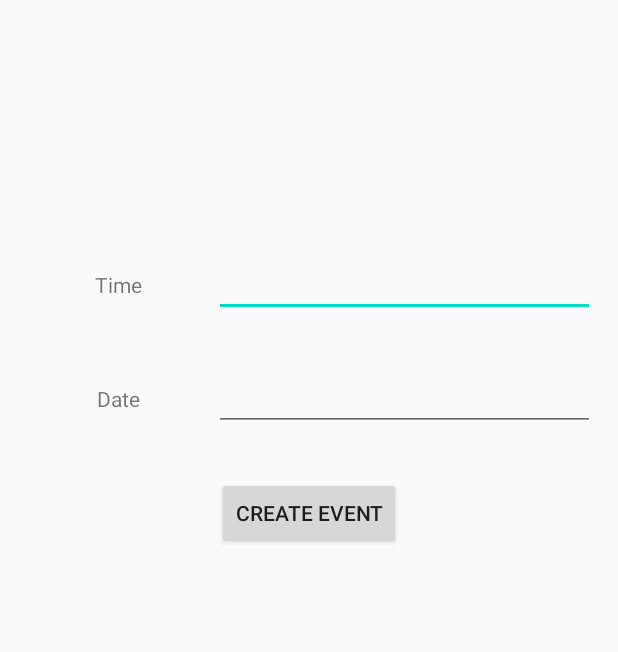
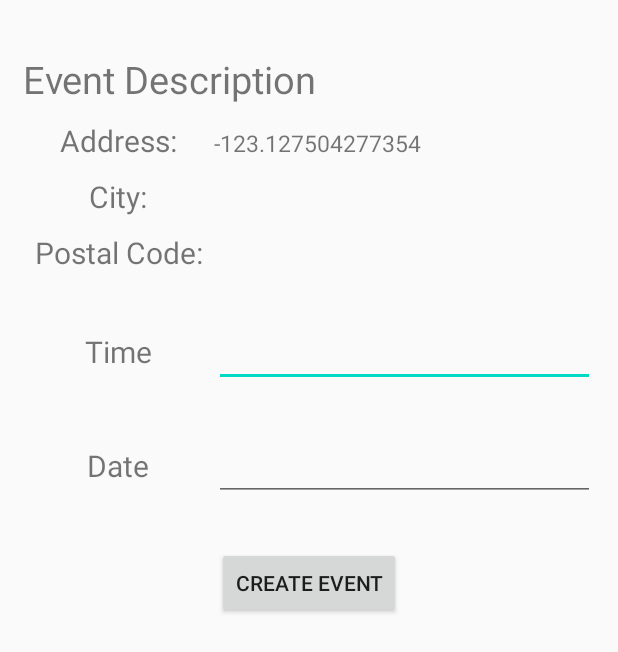
Before and after one commit to glowiingo/Cover-Op-Painters, an Android app: the CurrentEventActivity screen opened directly, with no data from a screen before it, after a tap on "graffiti", on a phone screen of 412 x 824 dp. Shown: the top 652 px of the screen. Run offline under Robolectric (Android 15) with nearby library versions, the phone set to English and light mode, and no system bars.

Commit message:
stuff is done....

```diff
--- a/app/build.gradle
+++ b/app/build.gradle
@@ -25,6 +25,8 @@ android {
 }
 dependencies {
     implementation fileTree(dir: 'libs', include: ['*.jar'])
+    // Gson dependencies
+    compile group: 'com.google.code.gson', name: 'gson', version: '2.8.5'
 
     implementation 'androidx.appcompat:appcompat:1.1.0'
     implementation 'androidx.constraintlayout:constraintlayout:1.1.3'
--- a/app/src/main/java/ca/bcit/coveropspainters/CreateEvent.java
+++ b/app/src/main/java/ca/bcit/coveropspainters/CreateEvent.java
@@ -2,27 +2,51 @@ package ca.bcit.coveropspainters;
 
 import androidx.appcompat.app.AppCompatActivity;
 
+import android.location.Address;
+import android.location.Geocoder;
 import android.os.Bundle;
 import android.widget.TextView;
 
+import java.io.IOException;
+import java.util.List;
+import java.util.Locale;
+
 public class CreateEvent extends AppCompatActivity {
 
-    TextView eventData;
+    TextView addressData;
+    TextView postalData;
+    TextView cityData;
+//    Geocoder geocoder = new Geocoder(this, Locale.getDefault());
+//    List<Address> adList;
 
     @Override
     protected void onCreate(Bundle savedInstanceState) {
         super.onCreate(savedInstanceState);
         setContentView(R.layout.activity_create_event);
 
-        eventData = (TextView)findViewById(R.id.eventDescription);
+        addressData = (TextView)findViewById(R.id.addressData);
+        cityData = (TextView)findViewById(R.id.cityData);
+        postalData = (TextView)findViewById(R.id.postalCodeData);
+
         Bundle bundle = getIntent().getExtras();
-        if (bundle != null){
-            String coordinate = bundle.getString("geo_local_area");
-            eventData.setText(coordinate);
-            //eventData.setText(bundle.getString("graffiti").toString());
-        }
-        else{
-            eventData.setText("No Data Found");
-        }
+        String dataType =  bundle.getString("type");
+        String dataLat =  bundle.getString("lat");
+        String dataLng =  bundle.getString("lng");
+        addressData.setText(dataLat);
+//        try {
+//            adList = geocoder.getFromLocation(Double.parseDouble(dataLat), Double.parseDouble(dataLng), 1);
+//
+//            String address = adList.get(0).getAddressLine(0);
+////            String city = adList.get(0).getLocality();
+////            String postalCode = adList.get(0).getPostalCode();
+//
+//            addressData.setText(address);
+////            cityData.setText(city);
+////            postalData.setText(postalCode);
+//        } catch (IOException e) {
+//            e.printStackTrace();
+//        }
+
+
     }
 }
--- a/app/src/main/java/ca/bcit/coveropspainters/CurrentAdapter.java
+++ b/app/src/main/java/ca/bcit/coveropspainters/CurrentAdapter.java
@@ -33,6 +33,7 @@ public class CurrentAdapter extends ArrayAdapter<GraffitiData> {
         id = convertView.findViewById(R.id.record_id);
         field.setText(graffiti.getDatasetid());
         id.setText(graffiti.getRecordid());
+        //id.setText(graffiti.getCoordinate());
         return convertView;
     }
 }
--- a/app/src/main/java/ca/bcit/coveropspainters/CurrentEventActivity.java
+++ b/app/src/main/java/ca/bcit/coveropspainters/CurrentEventActivity.java
@@ -21,6 +21,8 @@ import android.widget.ListView;
 import android.widget.Toast;
 
 import com.google.android.material.navigation.NavigationView;
+import com.google.gson.Gson;
+import com.google.gson.JsonParser;
 
 import org.json.JSONArray;
 import org.json.JSONException;
@@ -28,8 +30,11 @@ import org.json.JSONObject;
 
 import java.io.IOException;
 import java.io.InputStream;
+import java.lang.reflect.Array;
 import java.util.ArrayList;
+import java.util.HashMap;
 import java.util.List;
+import java.util.Map;
 import java.util.Objects;
 
 public class CurrentEventActivity extends AppCompatActivity implements NavigationView.OnNavigationItemSelectedListener{
@@ -42,7 +47,7 @@ public class CurrentEventActivity extends AppCompatActivity implements Navigatio
 
     private ListView mListView;
     private List<GraffitiData> graffiti;
-
+    private Gson gson;
 
     @SuppressLint("RestrictedApi")
     @Override
@@ -63,6 +68,7 @@ public class CurrentEventActivity extends AppCompatActivity implements Navigatio
 
         Log.e(TAG, "ERROR");
 
+        gson = new Gson();
         mListView = findViewById(R.id.current_events);
         graffiti = new ArrayList<>();
         try {
@@ -73,10 +79,23 @@ public class CurrentEventActivity extends AppCompatActivity implements Navigatio
                 JSONObject jsonObject = array.getJSONObject(i);
                 String dataID = jsonObject.getString("datasetid");
                 String recordID = jsonObject.getString("recordid");
-//                Fields fields = jsonObject.getString("fields");
-//                String location = jsonObject.getString("geo_local_area");
+
+                String type = jsonObject.getJSONObject("fields").getJSONObject("geom").getString("type");
+                JSONArray coordJson = jsonObject.getJSONObject("fields").getJSONObject("geom").getJSONArray("coordinates");
+
+                ArrayList<String> coord = new ArrayList<>();
+                for (int j = 0; j<coordJson.length(); j++){
+                    coord.add(coordJson.get(j).toString());
+                }
+
+
+
+
 
                 GraffitiData g = new GraffitiData();
+                g.setLat(coord.get(0));
+                g.setLng(coord.get(1));
+                g.setType(type);
                 g.setDatasetid(dataID);
                 g.setRecordid(recordID);
                 graffiti.add(g);
@@ -86,11 +105,15 @@ public class CurrentEventActivity extends AppCompatActivity implements Navigatio
         }
         CurrentAdapter adapter = new CurrentAdapter(this, graffiti);
         mListView.setAdapter(adapter);
+
         mListView.setOnItemClickListener(new AdapterView.OnItemClickListener(){
             @Override
             public void onItemClick(AdapterView<?> parent, View view, int position, long id) {
                 Intent intent = new Intent(CurrentEventActivity.this, CreateEvent.class);
-                intent.putExtra("graffiti", mListView.getItemAtPosition(position).toString());
+                GraffitiData graffitiItem = (GraffitiData) mListView.getItemAtPosition(position);
+                intent.putExtra("type", graffitiItem.getType());
+                intent.putExtra("lat", graffitiItem.getlat());
+                intent.putExtra("lng", graffitiItem.getlng());
                 startActivity(intent);
             }
         });
--- a/app/src/main/java/ca/bcit/coveropspainters/Fields.java
+++ b/app/src/main/java/ca/bcit/coveropspainters/Fields.java
@@ -8,7 +8,10 @@ public class Fields {
     private Integer count;
     private Geom geom;
     private String geoLocalArea;
-    private Map<String, Object> additionalProperties = new HashMap<String, Object>();
+//    private Map<String, Object> additionalProperties = new HashMap<String, Object>();
+    private HashMap<String, Object> additionalProperties;
+    private String coordinates;
+    private String type;
 
     public Integer getCount() {
         return count;
@@ -42,4 +45,12 @@ public class Fields {
         this.additionalProperties.put(name, value);
     }
 
+    public String getCoordinates() { return coordinates; };
+
+    public void setCoordinates(String coordinates) { this.coordinates = coordinates; }
+
+    public String getType(){ return type; }
+
+    public void setType(String type){this.type=type;}
+
 }
--- a/app/src/main/java/ca/bcit/coveropspainters/GraffitiData.java
+++ b/app/src/main/java/ca/bcit/coveropspainters/GraffitiData.java
@@ -5,11 +5,22 @@ import java.util.Map;
 
 public class GraffitiData {
 
+    private String lat;
+    private String lng;
+    private String type;
     private String datasetid;
     private String recordid;
     private Fields fields;
+
     private String recordTimestamp;
-    private Map<String, Object> additionalProperties = new HashMap<String, Object>();
+    private Map<String, String> additionalProperties = new HashMap<>();
+
+    public void setLat(String lat){ this.lat = lat; }
+    public String getlat(){return this.lat;}
+    public void setLng(String lng){ this.lng = lng; }
+    public String getlng(){return this.lng;}
+    public void setType(String t){ this.type = t; }
+    public String getType(){return this.type;}
 
     public String getDatasetid() {
         return datasetid;
@@ -27,13 +38,16 @@ public class GraffitiData {
         this.recordid = recordid;
     }
 
+
     public Fields getFields() {
         return fields;
     }
 
+
     public void setFields(Fields fields) {
         this.fields = fields;
     }
+
 
     public String getRecordTimestamp() {
         return recordTimestamp;
@@ -43,11 +57,11 @@ public class GraffitiData {
         this.recordTimestamp = recordTimestamp;
     }
 
-    public Map<String, Object> getAdditionalProperties() {
+    public Map<String, String> getAdditionalProperties() {
         return this.additionalProperties;
     }
 
-    public void setAdditionalProperty(String name, Object value) {
+    public void setAdditionalProperty(String name, String value) {
         this.additionalProperties.put(name, value);
     }
 
--- a/app/src/main/res/layout/activity_create_event.xml
+++ b/app/src/main/res/layout/activity_create_event.xml
@@ -11,10 +11,11 @@
     tools:context=".CreateEvent">
 
 
-    <RelativeLayout
+    <LinearLayout
         android:layout_width="match_parent"
         android:layout_height="wrap_content"
         android:layout_marginTop="35dp"
+        android:orientation="vertical"
         android:layout_marginBottom="15dp">
 
         <TextView
@@ -22,9 +23,81 @@
             android:layout_width="match_parent"
             android:layout_height="wrap_content"
             android:layout_centerInParent="true"
-            android:minHeight="100dp"
-            android:text="TextView" />
-    </RelativeLayout>
+            android:textSize="25dp"
+            android:text="@string/event_description_label" />
+
+        // address
+        <LinearLayout
+            android:layout_width="match_parent"
+            android:layout_height="wrap_content"
+            android:layout_marginTop="10dp"
+            android:orientation="horizontal">
+
+            <TextView
+                android:layout_width="match_parent"
+                android:layout_height="wrap_content"
+                android:text="Address:"
+                android:gravity="center"
+                android:textSize="20dp"
+                android:layout_weight="66.6"/>
+
+            <TextView
+                android:id="@+id/addressData"
+                android:textSize="15dp"
+                android:layout_width="match_parent"
+                android:layout_height="wrap_content"
+                android:layout_weight="33.3"/>
+        </LinearLayout>
+
+        // City
+        <LinearLayout
+            android:layout_width="match_parent"
+            android:layout_height="wrap_content"
+            android:layout_marginTop="10dp"
+            android:orientation="horizontal">
+
+            <TextView
+                android:layout_width="match_parent"
+                android:layout_height="wrap_content"
+                android:text="City:"
+                android:gravity="center"
+                android:textSize="20dp"
+                android:layout_weight="66.6"/>
+
+            <TextView
+                android:id="@+id/cityData"
+                android:textSize="15dp"
+                android:layout_width="match_parent"
+                android:layout_height="wrap_content"
+                android:layout_weight="33.3"/>
+        </LinearLayout>
+
+        // PostalCode
+        <LinearLayout
+            android:layout_width="match_parent"
+            android:layout_height="wrap_content"
+            android:layout_marginTop="10dp"
+            android:orientation="horizontal">
+
+            <TextView
+                android:layout_width="match_parent"
+                android:layout_height="wrap_content"
+                android:text="Postal Code:"
+                android:gravity="center"
+                android:textSize="20dp"
+                android:layout_weight="66.6"/>
+
+            <TextView
+                android:id="@+id/postalCodeData"
+                android:textSize="15dp"
+                android:layout_width="match_parent"
+                android:layout_height="wrap_content"
+                android:layout_weight="33.3"/>
+        </LinearLayout>
+
+
+
+    </LinearLayout>
 
 
     <LinearLayout
@@ -36,6 +109,8 @@
 
         <TextView
             android:id="@+id/timeLabel"
+            android:textSize="20dp"
+
             android:layout_width="match_parent"
             android:layout_height="wrap_content"
             android:layout_weight="66.6"
@@ -60,6 +135,8 @@
 
         <TextView
             android:id="@+id/dateLabel"
+            android:textSize="20dp"
+
             android:layout_width="match_parent"
             android:layout_height="wrap_content"
             android:layout_weight="66.6"
--- a/app/src/main/res/values/strings.xml
+++ b/app/src/main/res/values/strings.xml
@@ -25,4 +25,5 @@
     <string name="create_event_button">Create Event</string>
     <string name="date_label">Date</string>
     <string name="time_label">Time</string>
+    <string name="event_description_label">Event Description</string>
 </resources>
```
